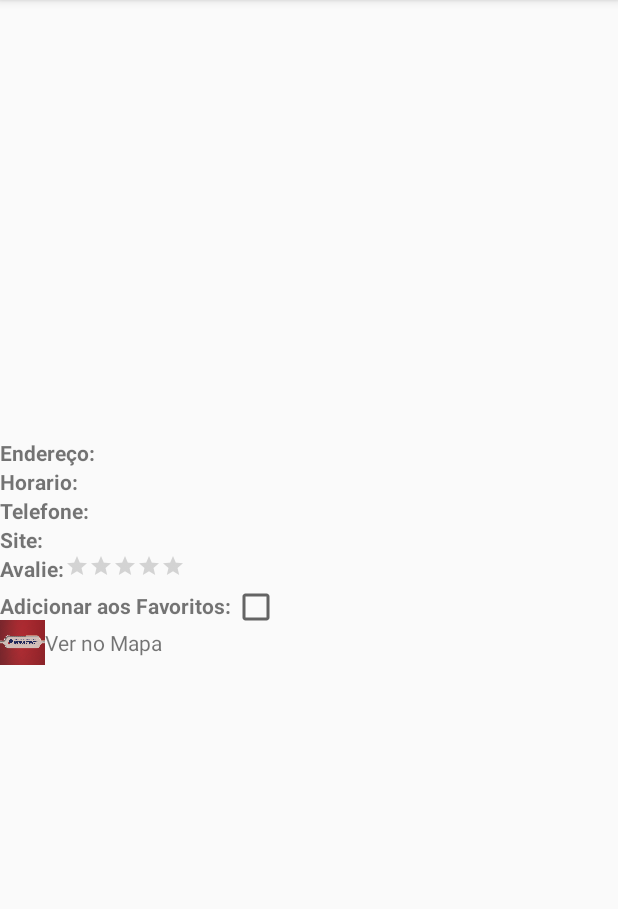
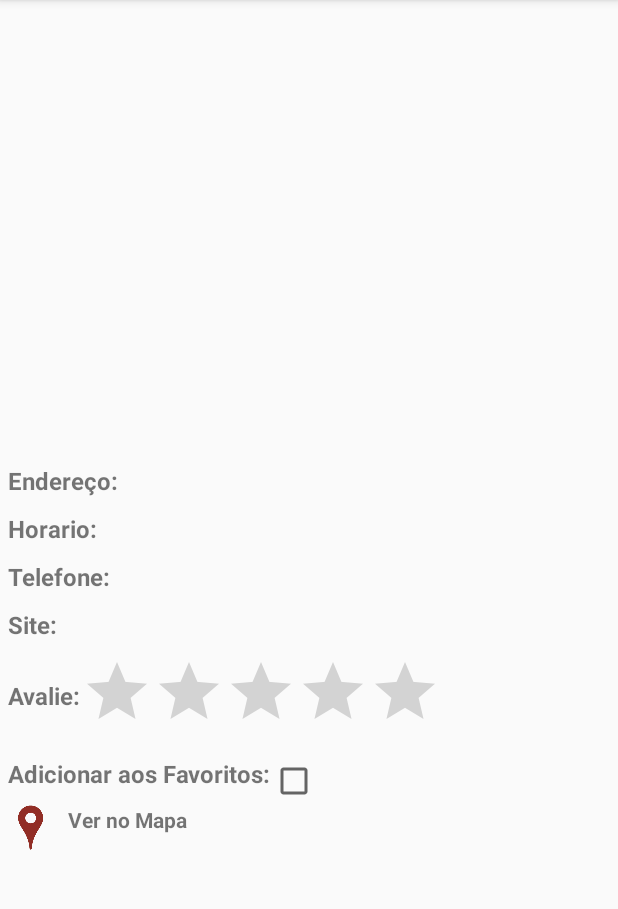
Before and after one commit to joaopaulojpos/Jaime, an Android app: the EstabelecimentoInfoActivity screen opened directly, with no data from a screen before it, on a phone screen of 412 x 824 dp, the part 84-993 px from its top. Run offline under Robolectric (Android 15) with nearby library versions, the phone set to English and light mode, and no system bars; 7 statements that could not run were skipped.

Commit message:
Rating bar editavel, perfumaria na tela de informação do estabelecimento.

```diff
--- a/app/src/main/java/com/jaime/jaime/util/AlimentarCampos.java
+++ b/app/src/main/java/com/jaime/jaime/util/AlimentarCampos.java
@@ -74,6 +74,8 @@ public class AlimentarCampos {
         e1.imagem = 1;
         e1.nota = 4;
         e1.totalVotos = 248;
+        e1.horarioAbre = "08:00";
+        e1.horarioFecha = "22:00";
 
         Estabelecimento e2 = new Estabelecimento();
         e2.nome = "Teatro RioMar Recife";
@@ -88,6 +90,8 @@ public class AlimentarCampos {
         e2.imagem = 2;
         e2.nota = 2;
         e2.totalVotos = 105;
+        e2.horarioAbre = "10:00";
+        e2.horarioFecha = "20:00";
 
         estabelecimentos.add(e1);
         estabelecimentos.add(e2);
--- a/app/src/main/res/layout/activity_estabelecimento_info.xml
+++ b/app/src/main/res/layout/activity_estabelecimento_info.xml
@@ -4,6 +4,7 @@
     xmlns:tools="http://schemas.android.com/tools"
     android:layout_width="match_parent"
     android:layout_height="match_parent"
+    android:padding="5dp"
     tools:context="com.jaime.jaime.activity.EstabelecimentoInfoActivity">
 
     <RelativeLayout
@@ -18,7 +19,7 @@
             android:layout_centerHorizontal="true"
             android:padding="10dp"
             android:text="@null"
-            android:textSize="24dp"
+            android:textSize="16dp"
             android:textStyle="bold" />
 
         <ImageView
@@ -30,26 +31,34 @@
             android:src="@null" />
     </RelativeLayout>
 
+    <ScrollView
+        android:id="@+id/sv1"
+        android:layout_width="wrap_content"
+        android:layout_height="wrap_content"
+        android:layout_below="@id/rl2">
 
         <RelativeLayout
             android:id="@+id/rl3"
             android:layout_width="wrap_content"
             android:layout_height="wrap_content"
-        android:layout_below="@id/rl2"
             android:layout_marginTop="10dp">
 
             <TextView
                 android:id="@+id/tvDescricao2"
                 android:layout_width="wrap_content"
                 android:layout_height="wrap_content"
-            android:text="@null" />
+                android:layout_marginTop="10dp"
+                android:text="@null"
+                android:textSize="16dp" />
 
             <TextView
                 android:id="@+id/tvEndereco"
                 android:layout_width="wrap_content"
                 android:layout_height="wrap_content"
                 android:layout_below="@id/tvDescricao2"
+                android:layout_marginTop="10dp"
                 android:text="Endereço: "
+                android:textSize="16dp"
                 android:textStyle="bold" />
 
             <TextView
@@ -57,15 +66,19 @@
                 android:layout_width="wrap_content"
                 android:layout_height="wrap_content"
                 android:layout_below="@+id/tvDescricao2"
+                android:layout_marginTop="10dp"
                 android:layout_toRightOf="@id/tvEndereco"
-            android:text="@null" />
+                android:text="@null"
+                android:textSize="16dp" />
 
             <TextView
                 android:id="@+id/tvHorario"
                 android:layout_width="wrap_content"
                 android:layout_height="wrap_content"
                 android:layout_below="@id/tvEndereco2"
+                android:layout_marginTop="10dp"
                 android:text="Horario: "
+                android:textSize="16dp"
                 android:textStyle="bold" />
 
             <TextView
@@ -73,15 +86,19 @@
                 android:layout_width="wrap_content"
                 android:layout_height="wrap_content"
                 android:layout_below="@id/tvEndereco2"
+                android:layout_marginTop="10dp"
                 android:layout_toRightOf="@id/tvHorario"
-            android:text="@null" />
+                android:text="@null"
+                android:textSize="16dp" />
 
             <TextView
                 android:id="@+id/tvTelefone"
                 android:layout_width="wrap_content"
                 android:layout_height="wrap_content"
                 android:layout_below="@id/tvHorario"
+                android:layout_marginTop="10dp"
                 android:text="Telefone:"
+                android:textSize="16dp"
                 android:textStyle="bold" />
 
             <TextView
@@ -89,74 +106,88 @@
                 android:layout_width="wrap_content"
                 android:layout_height="wrap_content"
                 android:layout_below="@+id/tvHorario"
+                android:layout_marginTop="10dp"
                 android:layout_toRightOf="@+id/tvTelefone"
-            android:text="@null" />
+                android:text="@null"
+                android:textSize="16dp" />
 
             <TextView
+                android:id="@+id/tvSite"
                 android:layout_width="wrap_content"
                 android:layout_height="wrap_content"
-            android:id="@+id/tvSite"
                 android:layout_below="@id/tvTelefone"
+                android:layout_marginTop="10dp"
                 android:text="Site:"
-            android:textStyle="bold"/>
+                android:textSize="16dp"
+                android:textStyle="bold" />
 
             <TextView
+                android:id="@+id/tvSite2"
                 android:layout_width="wrap_content"
                 android:layout_height="wrap_content"
-            android:id="@+id/tvSite2"
                 android:layout_below="@+id/tvTelefone"
+                android:layout_marginTop="10dp"
                 android:layout_toRightOf="@+id/tvSite"
-            android:text="@null"/>
+                android:text="@null"
+                android:textSize="16dp" />
 
             <TextView
+                android:id="@+id/tvAvalie"
                 android:layout_width="wrap_content"
                 android:layout_height="wrap_content"
+                android:layout_below="@id/tvSite"
+                android:layout_marginTop="10dp"
+                android:paddingTop="15dp"
                 android:text="Avalie:"
-            android:id="@+id/tvAvalie"
-            android:layout_below="@id/tvSite"
-            android:textStyle="bold"/>
+                android:textSize="16dp"
+                android:textStyle="bold" />
 
             <RatingBar
+                android:id="@+id/ratingBar2"
                 android:layout_width="wrap_content"
                 android:layout_height="wrap_content"
-            android:id="@+id/ratingBar2"
                 android:layout_below="@id/tvSite"
-            android:layout_toRightOf="@id/tvAvalie"
-            style="?android:attr/ratingBarStyleSmall"
-            />
+                android:layout_marginTop="10dp"
+                android:layout_toRightOf="@id/tvAvalie" />
 
             <TextView
+                android:id="@+id/tvAddFav"
                 android:layout_width="wrap_content"
                 android:layout_height="wrap_content"
+                android:layout_below="@+id/ratingBar2"
+                android:layout_marginTop="10dp"
                 android:text="Adicionar aos Favoritos:"
-            android:layout_below="@+id/tvAvalie"
-            android:id="@+id/tvAddFav"
-            android:textStyle="bold"
-            android:layout_marginTop="5dp"/>
+                android:textSize="16dp"
+                android:textStyle="bold" />
 
             <CheckBox
+                android:id="@+id/cbFav"
                 android:layout_width="wrap_content"
                 android:layout_height="wrap_content"
-            android:id="@+id/cbFav"
-            android:layout_below="@+id/tvAvalie"
-            android:layout_toRightOf="@id/tvAddFav"/>
+                android:layout_below="@+id/ratingBar2"
+                android:layout_marginTop="10dp"
+                android:layout_toRightOf="@id/tvAddFav" />
 
             <ImageView
+                android:id="@+id/imgLogoMaps"
                 android:layout_width="30dp"
                 android:layout_height="30dp"
-            android:id="@+id/imgLogoMaps"
                 android:layout_below="@id/tvAddFav"
-            android:src="@drawable/imagem_teste"/>
+                android:layout_marginTop="10dp"
+                android:src="@drawable/google_maps" />
 
             <TextView
+                android:id="@+id/tvMaps"
                 android:layout_width="wrap_content"
-            android:layout_height="wrap_content"
-            android:id="@+id/tvMaps"
+                android:layout_height="50dp"
+                android:layout_below="@id/tvAddFav"
+                android:layout_marginLeft="10dp"
+                android:layout_marginTop="10dp"
+                android:layout_toRightOf="@id/imgLogoMaps"
                 android:text="Ver no Mapa"
-            android:layout_below="@id/tvAddFav"
-            android:layout_toRightOf="@id/imgLogoMaps"
-            android:layout_marginTop="5dp"/>
-    </RelativeLayout>
-
+                android:textStyle="bold" />
 
         </RelativeLayout>
+    </ScrollView>
+
+</RelativeLayout>
```
Also changed, not shown: app/src/main/res/drawable/google_maps.png (added). Lines whose indentation alone changed are shown as unchanged.
